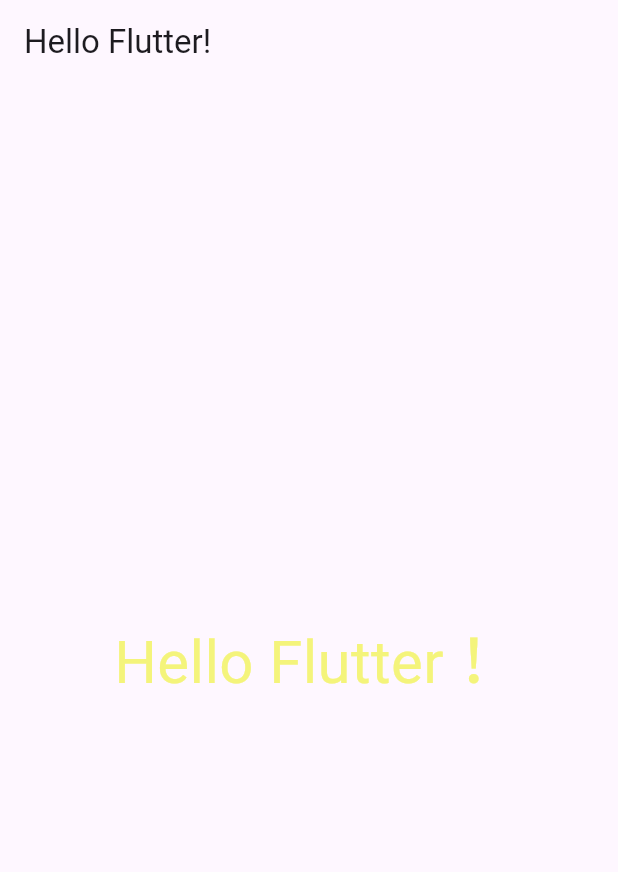
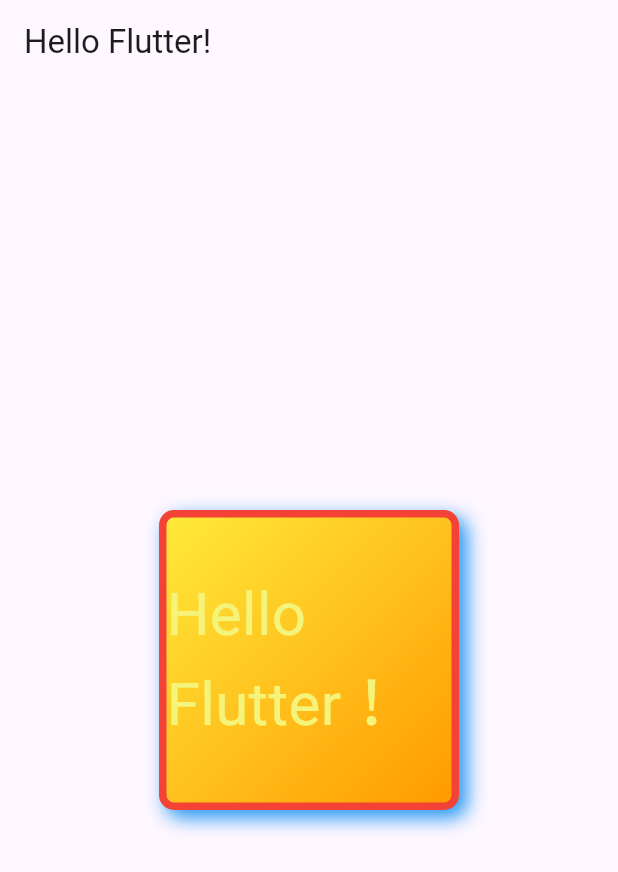
Before and after one commit to coder-zrl/flutter_demo, a Flutter app: the screen it shows after launch, on a phone screen of 412 x 824 dp. Shown: the top 872 px of the screen. Run offline on Flutter 3.47's test engine with Material 3 defaults, Android fonts, the phone set to English and light mode, and no system bars.

Commit message:
feat: Container && Text

```diff
--- /dev/null
+++ b/lib/date/flutter01.dart
@@ -0,0 +1,21 @@
+import 'package:flutter/material.dart';
+
+// 安装Awesome Flutter Snippets插件后，输入statelessW可以快速生成StatelessWidget的代码模板
+class MyApp extends StatelessWidget {
+  const MyApp({super.key});
+
+  @override
+  Widget build(BuildContext context) {
+    return const Center(
+      child: Text(
+        "Hello Flutter！",
+        textDirection: TextDirection.ltr,
+        style: TextStyle(
+          // color: Colors.red,
+          color: Color.fromRGBO(244, 244, 123, 1),
+          fontSize: 40,
+        ),
+      ),
+    );
+  }
+}
--- /dev/null
+++ b/lib/date/flutter02.dart
@@ -0,0 +1,45 @@
+import 'package:flutter/material.dart';
+
+// 安装Awesome Flutter Snippets插件后，输入statelessW可以快速生成StatelessWidget的代码模板
+class MyApp extends StatelessWidget {
+  const MyApp({super.key});
+
+  @override
+  Widget build(BuildContext context) {
+    return Center(
+      child: Container(
+        alignment: Alignment.center,
+        width: 200,
+        height: 200,
+        decoration: BoxDecoration(
+          color: Colors.yellow, // 背景颜色
+          border: Border.all(color: Colors.red, width: 5), // 边框颜色和宽度
+          borderRadius: BorderRadius.circular(10), // 圆角
+          boxShadow: [
+            // 阴影效果
+            BoxShadow(
+              color: Colors.blue, // 阴影颜色
+              offset: Offset(5, 5), // 阴影偏移
+              blurRadius: 10, // 模糊半径
+            ),
+          ],
+          gradient: const LinearGradient(
+            // 渐变背景
+            colors: [Colors.yellow, Colors.orange],
+            begin: Alignment.topLeft,
+            end: Alignment.bottomRight,
+          ),
+        ),
+        child: const Text(
+          "Hello Flutter！",
+          textDirection: TextDirection.ltr,
+          style: TextStyle(
+            // color: Colors.red,
+            color: Color.fromRGBO(244, 244, 123, 1),
+            fontSize: 40,
+          ),
+        ),
+      ),
+    );
+  }
+}
--- a/lib/main.dart
+++ b/lib/main.dart
@@ -1,5 +1,7 @@
 // importM
 import 'package:flutter/material.dart';
+
+import 'date/flutter02.dart';
 
 void main() {
   runApp(
@@ -12,23 +14,3 @@ void main() {
     ),
   );
 }
-
-// 安装Awesome Flutter Snippets插件后，输入statelessW可以快速生成StatelessWidget的代码模板
-class MyApp extends StatelessWidget {
-  const MyApp({super.key});
-
-  @override
-  Widget build(BuildContext context) {
-    return const Center(
-      child: Text(
-        "Hello Flutter！",
-        textDirection: TextDirection.ltr,
-        style: TextStyle(
-          // color: Colors.red,
-          color: Color.fromRGBO(244, 244, 123, 1),
-          fontSize: 40,
-        ),
-      ),
-    );
-  }
-}
```
